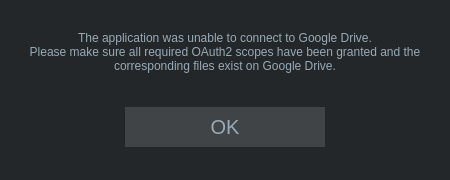
The window that autherrorwindow.ui (someretical/TheoreticalDiary) describes before a commit, drawn with Qt 5.
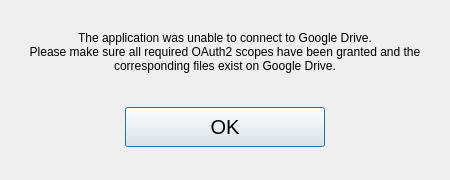
The same window after the commit.

What changed in the file:
```diff
--- a/autherrorwindow.ui
+++ b/autherrorwindow.ui
@@ -34,69 +34,6 @@
   <property name="windowTitle">
    <string>Authentication error</string>
   </property>
-  <property name="styleSheet">
-   <string notr="true">QDialog{
-background-color: rgb(35, 39, 42);
-}
-QPushButton {
-    border: none;
-    border-radius: 0px;
-    background-color: #414447;
-    color: rgb(153, 170, 181);
-}
-
-QPushButton:pressed {
-    border: none;
-    border-radius: 0px;
-    background-color: #2c2f33;
-}
-
-QPushButton:hover:!pressed
-{
-    border: none;
-    border-radius: 0px;
-    background-color: #56595c;
-}
-QScrollArea {
-border: none
-}
-
-QScrollBar::vertical {              
-        border: 1px solid #2c2f33;
-        background:rgb(153, 170, 181);
-        width:10px;    
-        margin: 0px 0px 0px 0px;
-}
-QScrollBar::handle:vertical {
-        background: qlineargradient(x1:0, y1:0, x2:1, y2:0,
-        stop: 0 #414447, stop: 0.5 #414447, stop:1 #414447);
-        min-height: 0px;
-}
-QScrollBar::add-line:vertical {
-        background: qlineargradient(x1:0, y1:0, x2:1, y2:0,
-        stop: 0 #414447, stop: 0.5 #414447,  stop:1 #414447);
-        height: 0px;
-        subcontrol-position: bottom;
-        subcontrol-origin: margin;
-}
-QScrollBar::sub-line:vertical {
-        background: qlineargradient(x1:0, y1:0, x2:1, y2:0,
-        stop: 0  #414447, stop: 0.5 #414447,  stop:1 #414447);
-        height: 0 px;
-        subcontrol-position: top;
-        subcontrol-origin: margin;
-}
-QPlainTextEdit {
-background-color: rgb(35, 39, 42);
-color: rgb(153, 170, 181);
-border: 1px solid rgb(153, 170, 181) 
-}
-QLabel {
-color: rgb(153, 170, 181)
-}
-
-</string>
-  </property>
   <layout class="QVBoxLayout" name="verticalLayout">
    <property name="spacing">
     <number>0</number>
```
